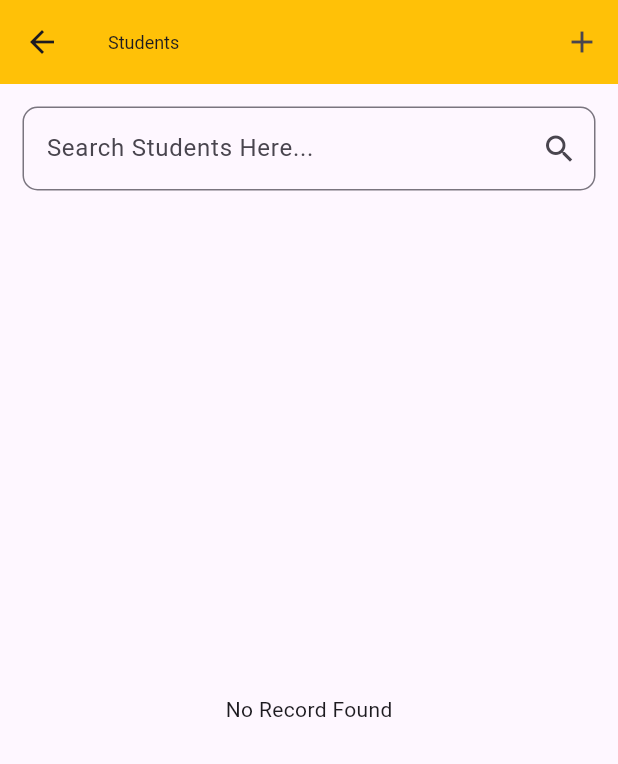
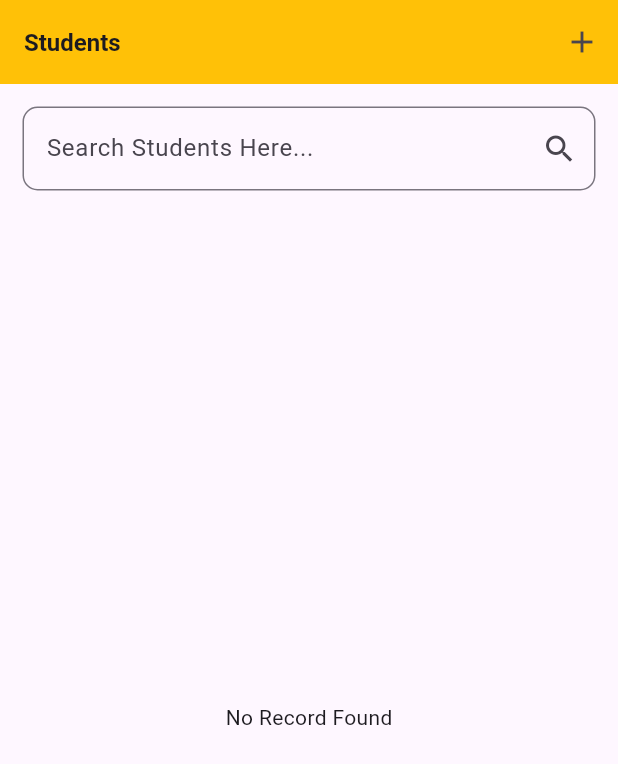
Before and after one commit to haider-sarfraz-brainx/bloc-test-app, a Flutter app: the StudentsScreen screen opened directly, on a phone screen of 412 x 824 dp. Shown: the top 764 px of the screen. Run offline on Flutter 3.47's test engine with Material 3 defaults, Android fonts, the phone set to English and light mode, and no system bars; our stand-ins replace bloc, equatable, flutter_bloc.

Commit message:
add some feature

```diff
--- a/lib/bloc/student/student_events.dart
+++ b/lib/bloc/student/student_events.dart
@@ -1,3 +1,5 @@
+import 'dart:async';
+
 import 'package:equatable/equatable.dart';
 import '../../models/student_model.dart';
 
@@ -10,7 +12,8 @@ abstract class StudentEvent extends Equatable {
 
 class AddStudent extends StudentEvent {
   final StudentModel student;
-  const AddStudent(this.student);
+  final Completer<void> completer;
+  const AddStudent(this.student, this.completer);
 
   @override
   List<Object?> get props => [student];
--- a/lib/bloc/student/student_states.dart
+++ b/lib/bloc/student/student_states.dart
@@ -4,26 +4,34 @@ import '../../models/student_model.dart';
 class StudentState extends Equatable {
   final List<StudentModel> students;
   final List<StudentModel> filteredStudents;
+  final String? statusMessage;
+  final bool loading;
 
   const StudentState({
     required this.students,
     required this.filteredStudents,
+    this.statusMessage,
+    this.loading = false,
   });
 
   factory StudentState.initial() {
-    return const StudentState(students: [], filteredStudents: []);
+    return const StudentState(students: [], filteredStudents: [], statusMessage: null, loading: false);
   }
 
   StudentState copyWith({
     List<StudentModel>? students,
     List<StudentModel>? filteredStudents,
+    String? statusMessage,
+    bool? loading,
   }) {
     return StudentState(
       students: students ?? this.students,
       filteredStudents: filteredStudents ?? this.filteredStudents,
+      statusMessage: statusMessage,
+      loading: loading ?? this.loading,
     );
   }
 
   @override
-  List<Object?> get props => [students, filteredStudents];
+  List<Object?> get props => [students, filteredStudents, statusMessage, loading];
 }
--- a/lib/main.dart
+++ b/lib/main.dart
@@ -1,6 +1,7 @@
 import 'package:bloc_test/bloc/counter/counter_bloc.dart';
 import 'package:bloc_test/bloc/student/student_bloc.dart';
 import 'package:bloc_test/ui/selectable/selectable_text_screen.dart';
+import 'package:bloc_test/ui/students/students_screen.dart';
 import 'package:flutter/material.dart';
 import 'package:flutter_bloc/flutter_bloc.dart';
 
@@ -27,7 +28,7 @@ class MyApp extends StatelessWidget {
         theme: ThemeData(
           colorScheme: ColorScheme.fromSeed(seedColor: Colors.deepPurple),
         ),
-        home: const CustomSelectableText(),
+        home: const StudentsScreen(),
       ),
     );
   }
--- a/lib/ui/students/students_screen.dart
+++ b/lib/ui/students/students_screen.dart
@@ -20,10 +20,22 @@ class _StudentsScreenState extends State<StudentsScreen> {
 
   @override
   Widget build(BuildContext context) {
-    return Scaffold(
+    return BlocListener<StudentBloc, StudentState>(
+      listener: (context, state) {
+        if (state.statusMessage != null && state.statusMessage!.isNotEmpty) {
+          ScaffoldMessenger.of(context).showSnackBar(
+            SnackBar(
+              content: Text(state.statusMessage!),
+              backgroundColor: Colors.green,
+              duration: Duration(seconds: 2),
+            ),
+          );
+        }
+      },
+      child: Scaffold(
         appBar: AppBar(
           backgroundColor: Colors.amber,
-        title: Text("Students", style: TextStyle(fontSize: 12),),
+          title: Text("Students", style: TextStyle(fontSize: 16, fontWeight: FontWeight.w700),),
           actions: [
             IconButton(onPressed: (){
               Navigator.push(context, MaterialPageRoute(builder: (context) => AddStudentScreen()));
@@ -33,6 +45,7 @@ class _StudentsScreenState extends State<StudentsScreen> {
         body: Padding(
           padding: const EdgeInsets.all(15.0),
           child: Column(
+            spacing: 20,
             children: [
               TextField(
                 controller: searchController,
@@ -46,16 +59,8 @@ class _StudentsScreenState extends State<StudentsScreen> {
                   suffixIcon: Icon(Icons.search),
                 ),
               ),
-            BlocSelector<StudentBloc, StudentState, List<StudentModel>>(
-              selector: (state) => state.filteredStudents,
-              builder: (context, students) {
-
-                return SizedBox(height: 10,);
-              }
-            ),
               Expanded(
                 child:BlocBuilder<StudentBloc, StudentState>(
-
                   builder: (context, state) {
                     List<StudentModel> students = state.filteredStudents;
                     return students.isNotEmpty? ListView.separated(itemBuilder: (context, index){
@@ -90,6 +95,7 @@ class _StudentsScreenState extends State<StudentsScreen> {
             ],
           ),
         ),
+      ),
     );
   }
 }
```
Also changed, not shown: lib/bloc/student/student_bloc.dart (+23 -7 lines), lib/ui/students/add_student_screen.dart (+32 -10 lines), 1 other file. Lines whose indentation alone changed are shown as unchanged.
